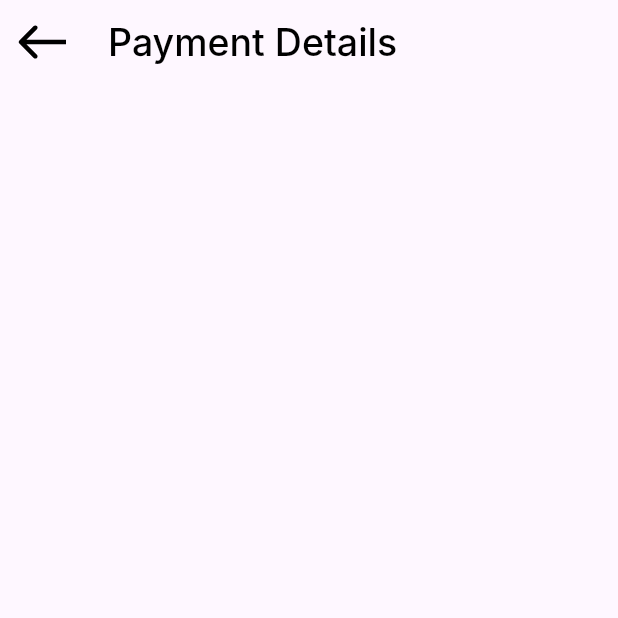
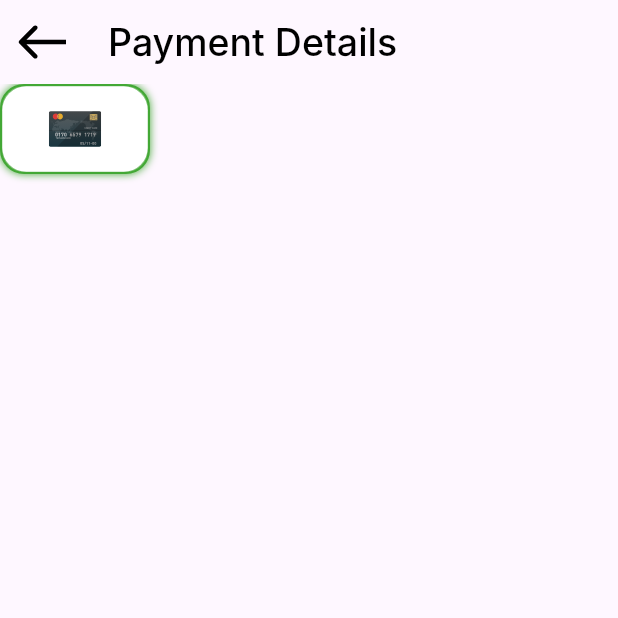
Before and after one commit to SalahYasser/checkout_payment_app, a Flutter app: the PaymentDetailsView screen opened directly, on a phone screen of 412 x 824 dp, the top half of it. Run offline on Flutter 3.47's test engine with Material 3 defaults, Android fonts, the phone set to English and light mode, and no system bars; our stand-ins replace flutter_svg; Roboto replaces fonts that are missing (Inter).

Commit message:
create credit card as payment item

```diff
--- a/lib/features/checkout/presentation/views/payment_details.dart
+++ /dev/null
@@ -1,11 +0,0 @@
-import 'package:checkout_payment_app/features/checkout/presentation/views/widgets/payment_details_view.dart';
-import 'package:flutter/material.dart';
-
-class PaymentDetails extends StatelessWidget {
-  const PaymentDetails({super.key});
-
-  @override
-  Widget build(BuildContext context) {
-    return const PaymentDetailsView();
-  }
-}
--- a/lib/features/checkout/presentation/views/widgets/payment_details_view.dart
+++ b/lib/features/checkout/presentation/views/payment_details_view.dart
@@ -1,4 +1,5 @@
 import 'package:checkout_payment_app/core/utils/help_functions/buildAppBar.dart';
+import 'package:checkout_payment_app/features/checkout/presentation/views/widgets/payment_details_view_body.dart';
 import 'package:flutter/material.dart';
 
 class PaymentDetailsView extends StatelessWidget {
@@ -8,6 +9,7 @@ class PaymentDetailsView extends StatelessWidget {
   Widget build(BuildContext context) {
     return Scaffold(
       appBar: buildAppBar(title: 'Payment Details'),
+      body: const PaymentDetailsViewBody(),
     );
   }
 }
--- a/lib/features/checkout/presentation/views/widgets/my_cart_view_body.dart
+++ b/lib/features/checkout/presentation/views/widgets/my_cart_view_body.dart
@@ -1,6 +1,6 @@
 import 'package:checkout_payment_app/core/widgets/custom_button.dart';
+import 'package:checkout_payment_app/features/checkout/presentation/views/payment_details_view.dart';
 import 'package:checkout_payment_app/features/checkout/presentation/views/widgets/cart_info_item.dart';
-import 'package:checkout_payment_app/features/checkout/presentation/views/widgets/payment_details_view.dart';
 import 'package:checkout_payment_app/features/checkout/presentation/views/widgets/total_price.dart';
 import 'package:flutter/material.dart';
 
--- /dev/null
+++ b/lib/features/checkout/presentation/views/widgets/payment_details_view_body.dart
@@ -0,0 +1,44 @@
+import 'package:flutter/material.dart';
+import 'package:flutter_svg/svg.dart';
+
+class PaymentDetailsViewBody extends StatelessWidget {
+  const PaymentDetailsViewBody({super.key});
+
+  @override
+  Widget build(BuildContext context) {
+    return Column(
+      children: [
+        Container(
+          width: 100,
+          height: 60,
+          decoration: ShapeDecoration(
+            shape: RoundedRectangleBorder(
+              side: const BorderSide(
+                width: 1.5,
+                color: Color(0xff43A835),
+              ),
+              borderRadius: BorderRadius.circular(16),
+            ),
+            shadows: const [
+              BoxShadow(
+                  color: Color(0xff43A835),
+                  blurRadius: 4,
+                  offset: Offset(0, 0),
+                  spreadRadius: 0),
+            ],
+          ),
+          child: Container(
+            decoration: BoxDecoration(
+                borderRadius: BorderRadius.circular(16), color: Colors.white),
+            child: Center(
+              child: SvgPicture.asset(
+                'assets/images/credit_card.svg',
+                height: 24,
+              ),
+            ),
+          ),
+        )
+      ],
+    );
+  }
+}
```
Also changed, not shown: assets/images/credit_card.svg (added), assets/images/paypal.svg (added).
